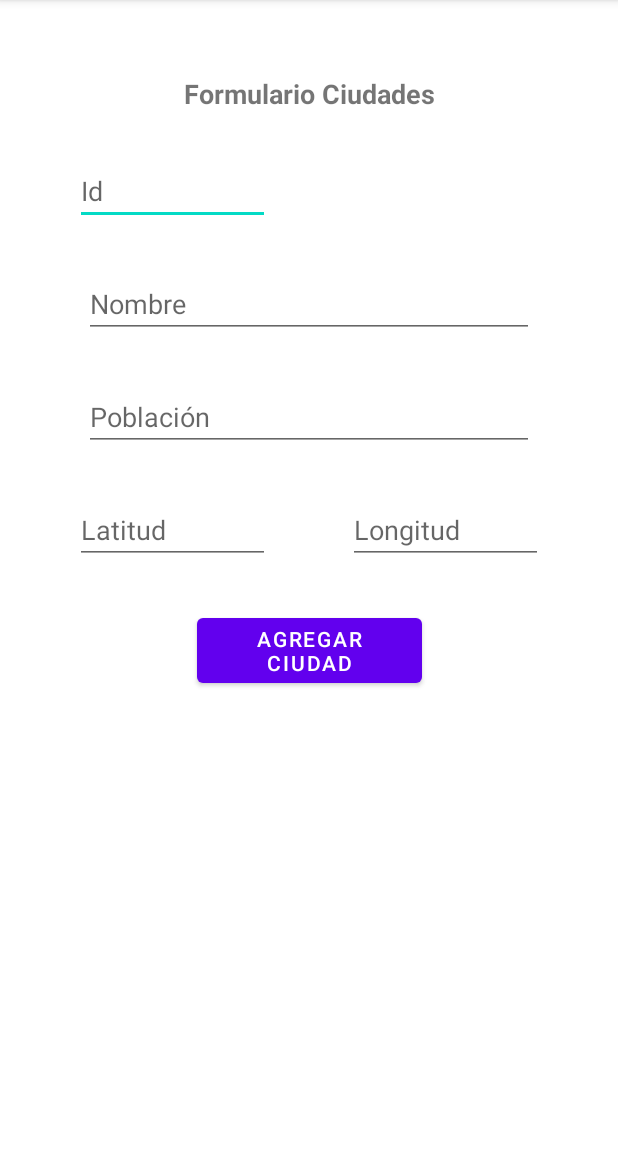
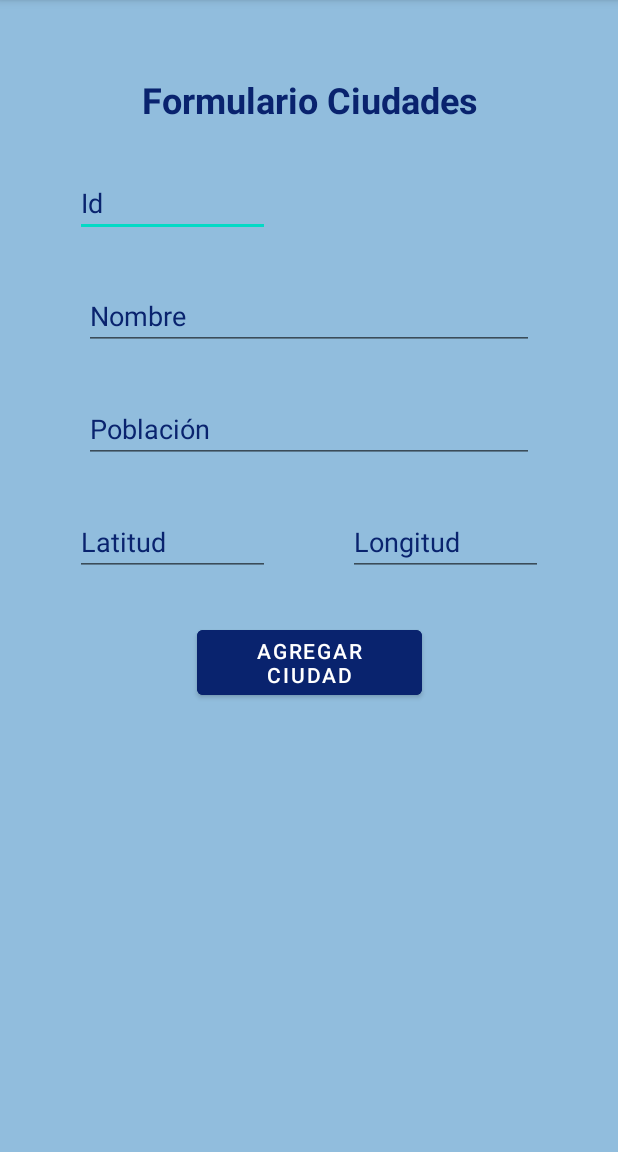
Before and after one commit to Edison04/FormularioBD, an Android app: the screen it shows after launch (MainActivity), on a phone screen of 412 x 824 dp, the part 84-1236 px from its top. Run offline under Robolectric (Android 15) with nearby library versions, the phone set to English and light mode, and no system bars.

Commit message:
Modify view

```diff
--- a/app/src/main/res/layout/activity_main.xml
+++ b/app/src/main/res/layout/activity_main.xml
@@ -4,6 +4,7 @@
     xmlns:tools="http://schemas.android.com/tools"
     android:layout_width="match_parent"
     android:layout_height="match_parent"
+    android:background="#91BDDD"
     tools:context=".MainActivity">
 
     <TextView
@@ -13,7 +14,8 @@
         android:layout_marginTop="50dp"
         android:text="Formulario Ciudades"
         android:textAlignment="center"
-        android:textSize="18sp"
+        android:textColor="#09236E"
+        android:textSize="24sp"
         android:textStyle="bold"
         app:layout_constraintEnd_toEndOf="parent"
         app:layout_constraintHorizontal_bias="0.5"
@@ -29,6 +31,10 @@
         android:ems="10"
         android:hint="Id"
         android:inputType="textPersonName"
+        android:textColor="#09236E"
+        android:textColorHighlight="#09236E"
+        android:textColorHint="#09236E"
+        android:textColorLink="#09236E"
         app:layout_constraintStart_toStartOf="parent"
         app:layout_constraintTop_toBottomOf="@+id/textView" />
 
@@ -42,6 +48,10 @@
         android:ems="10"
         android:hint="Nombre"
         android:inputType="textPersonName"
+        android:textColor="#09236E"
+        android:textColorHighlight="#09236E"
+        android:textColorHint="#09236E"
+        android:textColorLink="#09236E"
         app:layout_constraintEnd_toEndOf="parent"
         app:layout_constraintHorizontal_bias="0.5"
         app:layout_constraintStart_toStartOf="parent"
@@ -57,6 +67,10 @@
         android:ems="10"
         android:hint="Población"
         android:inputType="textPersonName"
+        android:textColor="#09236E"
+        android:textColorHighlight="#09236E"
+        android:textColorHint="#09236E"
+        android:textColorLink="#09236E"
         app:layout_constraintEnd_toEndOf="parent"
         app:layout_constraintHorizontal_bias="0.5"
         app:layout_constraintStart_toStartOf="parent"
@@ -71,6 +85,10 @@
         android:ems="10"
         android:hint="Latitud"
         android:inputType="textPersonName"
+        android:textColor="#09236E"
+        android:textColorHighlight="#09236E"
+        android:textColorHint="#09236E"
+        android:textColorLink="#09236E"
         app:layout_constraintStart_toStartOf="parent"
         app:layout_constraintTop_toBottomOf="@+id/txtPoblacion" />
 
@@ -83,6 +101,10 @@
         android:ems="10"
         android:hint="Longitud"
         android:inputType="textPersonName"
+        android:textColor="#09236E"
+        android:textColorHighlight="#09236E"
+        android:textColorHint="#09236E"
+        android:textColorLink="#09236E"
         app:layout_constraintEnd_toEndOf="parent"
         app:layout_constraintTop_toBottomOf="@+id/txtPoblacion" />
 
@@ -91,6 +113,7 @@
         android:layout_width="150dp"
         android:layout_height="wrap_content"
         android:layout_marginTop="30dp"
+        android:backgroundTint="#09236E"
         android:text="Agregar Ciudad"
         app:layout_constraintEnd_toEndOf="parent"
         app:layout_constraintHorizontal_bias="0.5"
```
